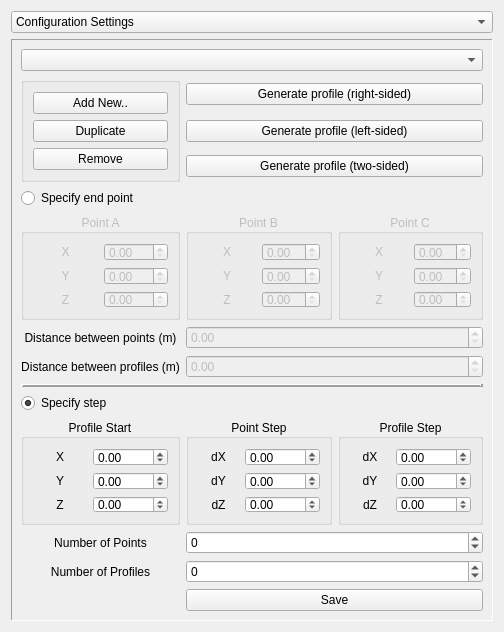
Old version of the form ui/configuration_widget.ui in the repository Eltee/cdegs-aid.
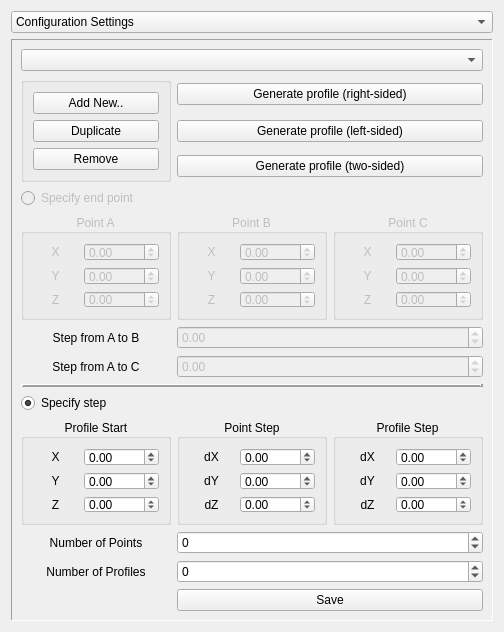
New version of the form. The open tabs and pages were chosen to show the change. Custom widgets are drawn as their Qt base class.

Commit message:
Batch height, profile automation and config duplication are in. Need icon for config duplication.
Profile per-point unavailable. Profile automation (left-sided) broken.

Patch:
```diff
--- a/ui/configuration_widget.ui
+++ b/ui/configuration_widget.ui
@@ -1848,6 +1848,9 @@
        </item>
        <item row="6" column="0">
         <widget class="QRadioButton" name="radioButton_profile_endPts">
+         <property name="enabled">
+          <bool>false</bool>
+         </property>
          <property name="text">
           <string>Specify end point</string>
          </property>
@@ -1938,7 +1941,7 @@
        <item row="9" column="0">
         <widget class="QLabel" name="label_25">
          <property name="text">
-          <string>Distance between profiles (m)</string>
+          <string>Step from A to C</string>
          </property>
          <property name="alignment">
           <set>Qt::AlignCenter</set>
@@ -1974,13 +1977,34 @@
          </property>
          <layout class="QGridLayout" name="gridLayout_26">
           <item row="1" column="1">
-           <widget class="QDoubleSpinBox" name="doubleSpinBox_profile_ptA_y"/>
+           <widget class="QDoubleSpinBox" name="doubleSpinBox_profile_ptA_y">
+            <property name="minimum">
+             <double>-9999.000000000000000</double>
+            </property>
+            <property name="maximum">
+             <double>9999.989999999999782</double>
+            </property>
+           </widget>
           </item>
           <item row="0" column="1">
-           <widget class="QDoubleSpinBox" name="doubleSpinBox_profile_ptA_x"/>
+           <widget class="QDoubleSpinBox" name="doubleSpinBox_profile_ptA_x">
+            <property name="minimum">
+             <double>-9999.000000000000000</double>
+            </property>
+            <property name="maximum">
+             <double>9999.989999999999782</double>
+            </property>
+           </widget>
           </item>
           <item row="2" column="1">
-           <widget class="QDoubleSpinBox" name="doubleSpinBox_profile_ptA_z"/>
+           <widget class="QDoubleSpinBox" name="doubleSpinBox_profile_ptA_z">
+            <property name="minimum">
+             <double>-9999.000000000000000</double>
+            </property>
+            <property name="maximum">
+             <double>9999.989999999999782</double>
+            </property>
+           </widget>
           </item>
           <item row="0" column="0">
            <widget class="QLabel" name="label_26">
@@ -2025,13 +2049,6 @@
          </property>
         </widget>
        </item>
-       <item row="9" column="1" colspan="2">
-        <widget class="QDoubleSpinBox" name="doubleSpinBox_profile_dist_pros">
-         <property name="enabled">
-          <bool>false</bool>
-         </property>
-        </widget>
-       </item>
        <item row="7" column="2">
         <widget class="QGroupBox" name="groupBox_profile_ptC">
          <property name="enabled">
@@ -2045,13 +2062,34 @@
          </property>
          <layout class="QGridLayout" name="gridLayout_28">
           <item row="2" column="1">
-           <widget class="QDoubleSpinBox" name="doubleSpinBox_profile_ptC_z"/>
+           <widget class="QDoubleSpinBox" name="doubleSpinBox_profile_ptC_z">
+            <property name="minimum">
+             <double>-9999.000000000000000</double>
+            </property>
+            <property name="maximum">
+             <double>9999.989999999999782</double>
+            </property>
+           </widget>
           </item>
           <item row="0" column="1">
-           <widget class="QDoubleSpinBox" name="doubleSpinBox_profile_ptC_x"/>
+           <widget class="QDoubleSpinBox" name="doubleSpinBox_profile_ptC_x">
+            <property name="minimum">
+             <double>-9999.000000000000000</double>
+            </property>
+            <property name="maximum">
+             <double>9999.989999999999782</double>
+            </property>
+           </widget>
           </item>
           <item row="1" column="1">
-           <widget class="QDoubleSpinBox" name="doubleSpinBox_profile_ptC_y"/>
+           <widget class="QDoubleSpinBox" name="doubleSpinBox_profile_ptC_y">
+            <property name="minimum">
+             <double>-9999.000000000000000</double>
+            </property>
+            <property name="maximum">
+             <double>9999.989999999999782</double>
+            </property>
+           </widget>
           </item>
           <item row="0" column="0">
            <widget class="QLabel" name="label_65">
@@ -2119,13 +2157,34 @@
          </property>
          <layout class="QGridLayout" name="gridLayout_27">
           <item row="1" column="1">
-           <widget class="QDoubleSpinBox" name="doubleSpinBox_profile_ptB_y"/>
+           <widget class="QDoubleSpinBox" name="doubleSpinBox_profile_ptB_y">
+            <property name="minimum">
+             <double>-9999.000000000000000</double>
+            </property>
+            <property name="maximum">
+             <double>9999.989999999999782</double>
+            </property>
+           </widget>
           </item>
           <item row="2" column="1">
-           <widget class="QDoubleSpinBox" name="doubleSpinBox_profile_ptB_z"/>
+           <widget class="QDoubleSpinBox" name="doubleSpinBox_profile_ptB_z">
+            <property name="minimum">
+             <double>-9999.000000000000000</double>
+            </property>
+            <property name="maximum">
+             <double>9999.989999999999782</double>
+            </property>
+           </widget>
           </item>
           <item row="0" column="1">
-           <widget class="QDoubleSpinBox" name="doubleSpinBox_profile_ptB_x"/>
+           <widget class="QDoubleSpinBox" name="doubleSpinBox_profile_ptB_x">
+            <property name="minimum">
+             <double>-9999.000000000000000</double>
+            </property>
+            <property name="maximum">
+             <double>9999.989999999999782</double>
+            </property>
+           </widget>
           </item>
           <item row="0" column="0">
            <widget class="QLabel" name="label_62">
@@ -2160,17 +2219,10 @@
          </layout>
         </widget>
        </item>
-       <item row="8" column="1" colspan="2">
-        <widget class="QDoubleSpinBox" name="doubleSpinBox_profile_dist_pts">
-         <property name="enabled">
-          <bool>false</bool>
-         </property>
-        </widget>
-       </item>
        <item row="8" column="0">
         <widget class="QLabel" name="label_16">
          <property name="text">
-          <string>Distance between points (m)</string>
+          <string>Step from A to B</string>
          </property>
          <property name="alignment">
           <set>Qt::AlignCenter</set>
@@ -2276,6 +2328,26 @@
          </property>
         </widget>
        </item>
+       <item row="9" column="1" colspan="2">
+        <widget class="QDoubleSpinBox" name="doubleSpinBox_profile_pts_prStep">
+         <property name="enabled">
+          <bool>false</bool>
+         </property>
+         <property name="minimum">
+          <double>-99.000000000000000</double>
+         </property>
+        </widget>
+       </item>
+       <item row="8" column="1" colspan="2">
+        <widget class="QDoubleSpinBox" name="doubleSpinBox_profile_pts_ptStep">
+         <property name="enabled">
+          <bool>false</bool>
+         </property>
+         <property name="minimum">
+          <double>-99.000000000000000</double>
+         </property>
+        </widget>
+       </item>
       </layout>
      </widget>
     </widget>
```
The commit also changes 8 other files.
